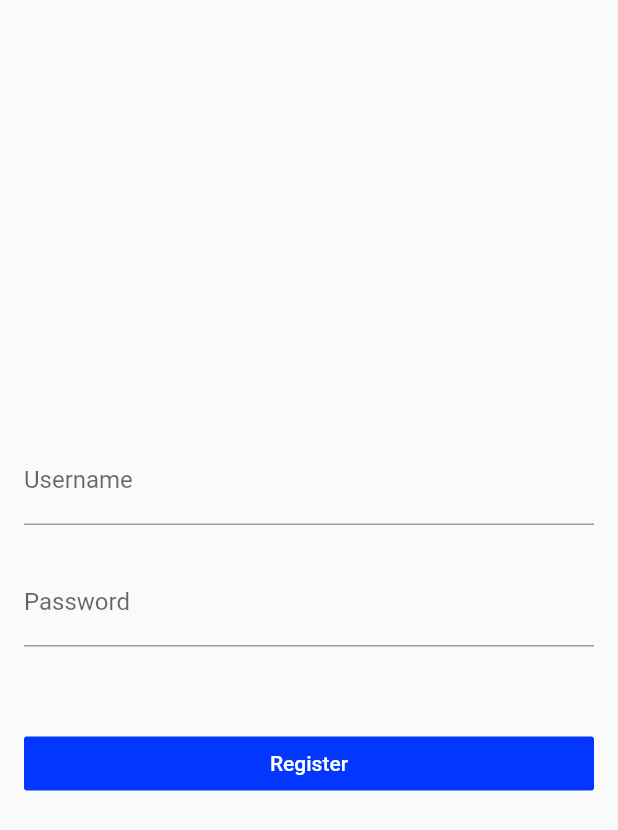
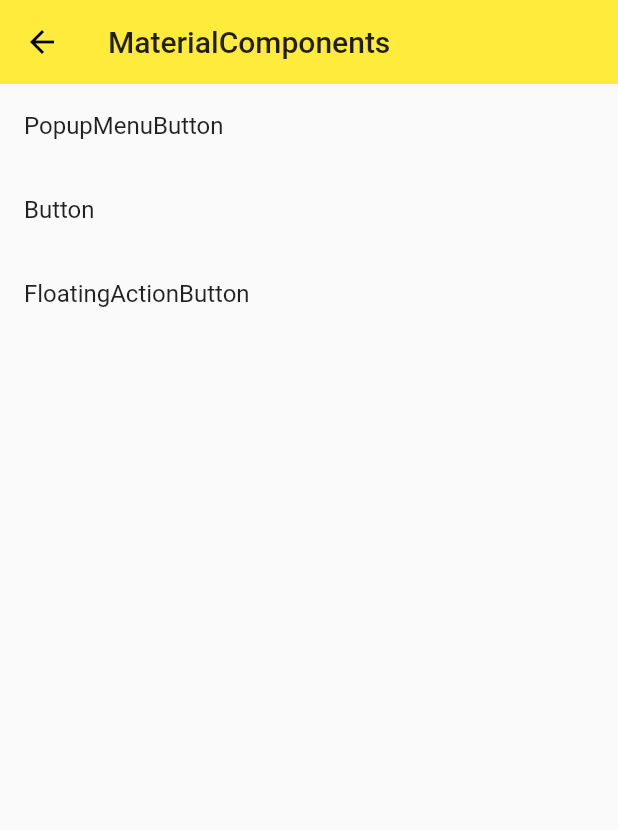
Before and after one commit to tony-zxw/flutter_domo, a Flutter app: the screen it shows after launch, on a phone screen of 412 x 824 dp. Shown: the top 830 px of the screen. Run offline on Flutter 3.47's test engine with Material 2 defaults, Android fonts, the phone set to English and light mode, and no system bars.

Commit message:
material-components

```diff
--- /dev/null
+++ b/lib/demo/material_components.dart
@@ -0,0 +1,75 @@
+import 'package:flutter/material.dart';
+import 'button_demo.dart';
+import 'floating_action_button_demo.dart';
+import 'popup_menu_button.dart';
+
+class MaterialComponents extends StatelessWidget {
+  @override
+  Widget build(BuildContext context) {
+    return Scaffold(
+      appBar: AppBar(
+        title: Text('MaterialComponents'),
+        elevation: 0.0,
+      ),
+      body: ListView(
+        children: <Widget>[
+          Listitem(
+            title: 'PopupMenuButton',
+            page: PopupMenuButtonDemo(),
+          ),
+          Listitem(
+            title: 'Button',
+            page: ButtonDemo(),
+          ),
+          Listitem(
+            title: 'FloatingActionButton',
+            page: FloatingActionButtonDemo(),
+          ),
+        ],
+      ),
+    );
+  }
+}
+
+class _WidgetDemo extends StatelessWidget {
+  @override
+  Widget build(BuildContext context) {
+    return Scaffold(
+      appBar: AppBar(
+        title: Text('WidgetDemo'),
+        elevation: 0.0,
+      ),
+      body: Container(
+        padding: EdgeInsets.all(16.0),
+        child: Column(
+          mainAxisAlignment: MainAxisAlignment.center,
+          children: <Widget>[
+            Row(
+              mainAxisAlignment: MainAxisAlignment.center,
+              children: <Widget>[],
+            ),
+          ],
+        ),
+      ),
+    );
+  }
+}
+
+class Listitem extends StatelessWidget {
+  final String title;
+  final Widget page;
+  Listitem({this.title, this.page});
+  @override
+  Widget build(BuildContext context) {
+    return Container(
+      child: ListTile(
+        title: Text(title),
+        onTap: () {
+          Navigator.of(context).push(
+            MaterialPageRoute(builder: (context) => page),
+          );
+        },
+      ),
+    );
+  }
+}
--- a/lib/main.dart
+++ b/lib/main.dart
@@ -9,6 +9,7 @@ import 'demo/view_demo.dart';
 import 'demo/sliver_demo.dart';
 import 'demo/navigator_demo.dart';
 import 'demo/form_demo.dart';
+import 'demo/material_components.dart';
 
 void main() => runApp(App());
 
@@ -18,12 +19,13 @@ class App extends StatelessWidget {
     return MaterialApp(
       debugShowCheckedModeBanner: false,
       // home: NavigateDemo(), //Home(),
-      initialRoute: '/form', //不使用上面的，可用直接用initialRoute来规定跟路由
+      initialRoute: '/mdc', //不使用上面的，可用直接用initialRoute来规定跟路由
       routes: {
         // '/': (context) => NavigateDemo(),
         '/': (context) => Home(),
         '/about': (context) => Page(title: 'About'),
         '/form': (context) => FormDemo(),
+        '/mdc': (context) => MaterialComponents(),
       }, //已知路由，通过名字方法pushName
       theme: ThemeData(
         primarySwatch: Colors.yellow,
```
Also changed, not shown: lib/demo/button_demo.dart (added, +199 -0 lines), lib/demo/floating_action_button_demo.dart (added, +48 -0 lines), lib/demo/popup_menu_button.dart (added, +67 -0 lines).
